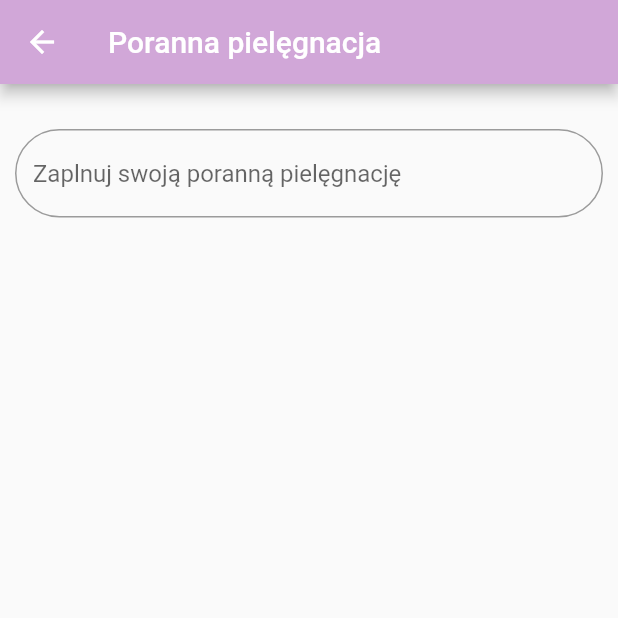
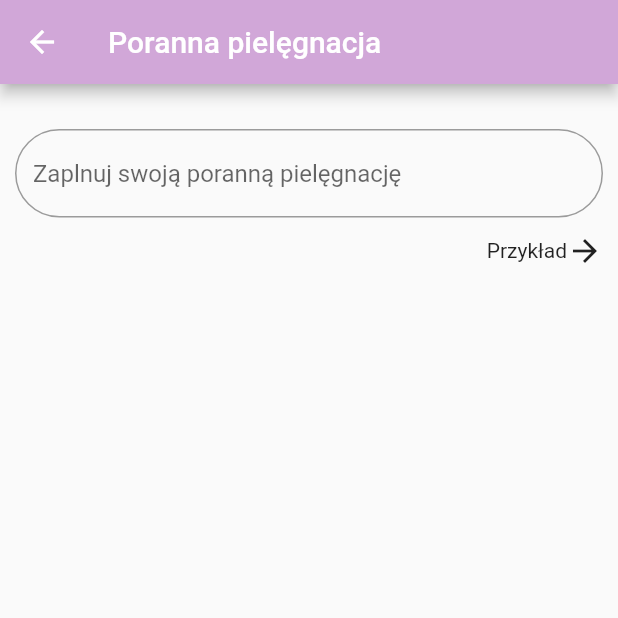
Before and after one commit to beatabien/skincareapp, a Flutter app: the MorningPage screen opened directly, on a phone screen of 412 x 824 dp, the top half of it. Run offline on Flutter 3.47's test engine with Material 2 defaults, Android fonts, the phone set to English and light mode, and no system bars; our stand-ins replace cloud_firestore, curved_navigation_bar, firebase_auth, firebase_core, google_fonts; accounts and stored records are empty.

Commit message:
Add MorningExample Page

```diff
--- a/lib/app/pages/morning/morning_page.dart
+++ b/lib/app/pages/morning/morning_page.dart
@@ -1,6 +1,7 @@
 import 'package:cloud_firestore/cloud_firestore.dart';
 import 'package:flutter/material.dart';
 import 'package:google_fonts/google_fonts.dart';
+import 'package:skincareapp/app/pages/morning_example.dart';
 
 class MorningPage extends StatelessWidget {
   MorningPage({Key? key}) : super(key: key);
@@ -53,6 +54,22 @@ class MorningPage extends StatelessWidget {
                     hintText: 'Zaplnuj swoją poranną pielęgnację',
                   ),
                 ),
+                const SizedBox(height: 10),
+                Row(
+                  mainAxisAlignment: MainAxisAlignment.end,
+                  children: [
+                    const Text('Przykład'),
+                    InkWell(
+                        onTap: () {
+                          Navigator.of(context).push(
+                            MaterialPageRoute(
+                              builder: (context) => const MorningExample(),
+                            ),
+                          );
+                        },
+                        child: const Icon(Icons.arrow_forward)),
+                  ],
+                ),
               ]);
             }),
       ),
```
Also changed, not shown: lib/app/pages/morning_example.dart (added, +10 -0 lines).
